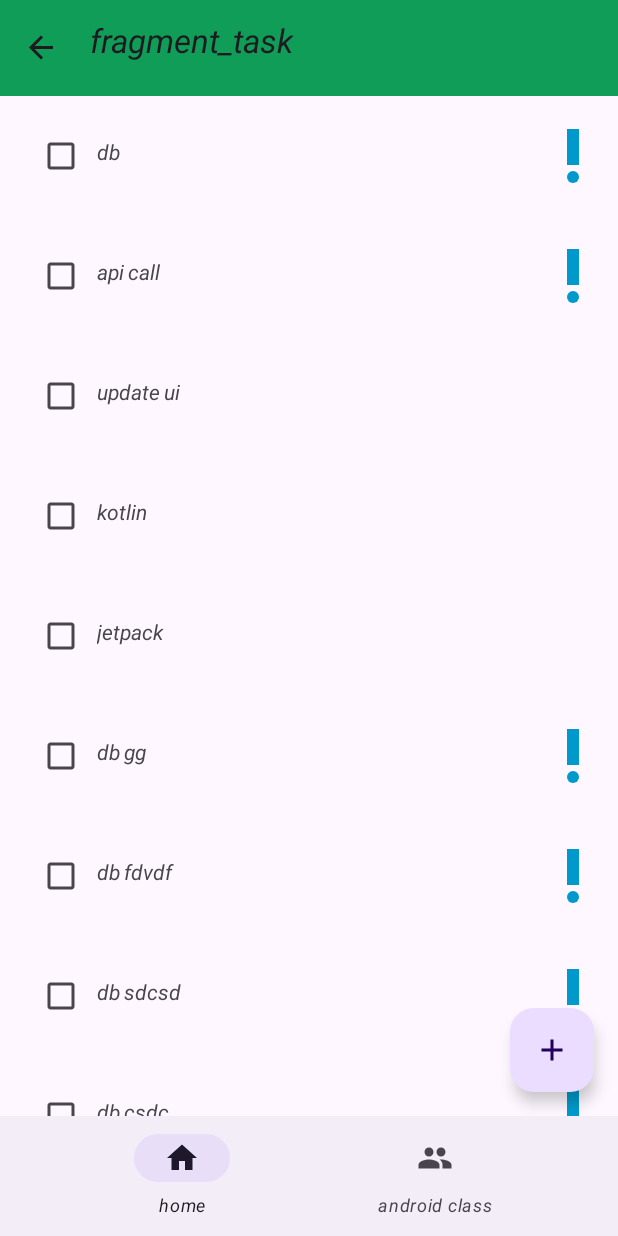
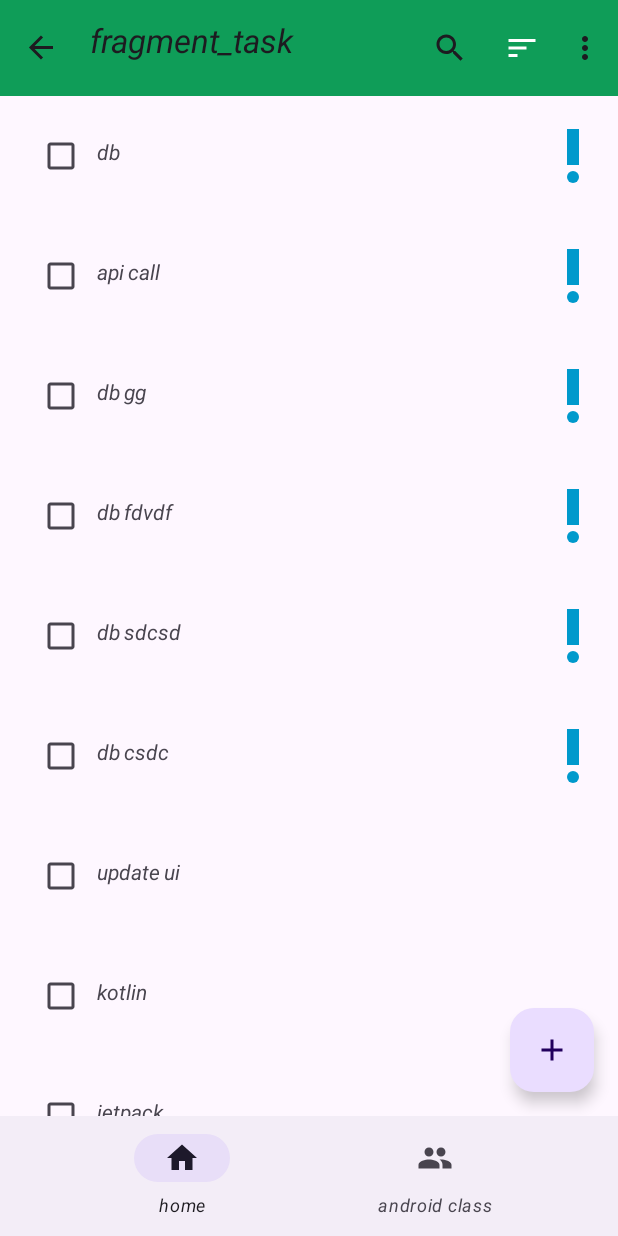
Before and after one commit to hanarahmati/AndroidFanavari40205, an Android app: the TaskFragment screen opened through its navigation route, on a phone screen of 412 x 824 dp. Run offline under Robolectric (Android 15) with nearby library versions, the phone set to English and light mode, and no system bars; our stand-ins replace Dagger/Hilt's generated code, Room's generated code, navigation-ui.

```diff
--- a/app/src/main/java/co/fanavari/androidfanavari40205/data/task/TaskDao.kt
+++ b/app/src/main/java/co/fanavari/androidfanavari40205/data/task/TaskDao.kt
@@ -6,13 +6,31 @@ import androidx.room.Insert
 import androidx.room.OnConflictStrategy
 import androidx.room.Query
 import androidx.room.Update
+import co.fanavari.androidfanavari40205.ui.task.SortOrder
 import kotlinx.coroutines.flow.Flow
 
 @Dao
 interface TaskDao {
+/*
+    @Query("SELECT * FROM TASK_TABLE")
+    fun getTask(): Flow<List<Task>>*/
 
-    @Query("SELECT * FROM TASK_TABLE")
-    fun getTask(): Flow<List<Task>>
+    /*@Query("SELECT * FROM TASK_TABLE WHERE name LIKE '%' || :searchQuery || '%' ORDER BY important DESC")
+    fun getTask(searchQuery: String): Flow<List<Task>>*/
+
+
+    @Query("SELECT * FROM TASK_TABLE WHERE (completed != :hideCompleted OR completed = 0) AND name LIKE '%' || :query || '%' ORDER BY important DESC, created")
+    fun getTasksSortedByDate(query: String, hideCompleted: Boolean): Flow<List<Task>>
+
+    @Query("SELECT * FROM TASK_TABLE WHERE (completed != :hideCompleted OR completed = 0) AND name LIKE '%' || :query || '%' ORDER BY name")
+    fun getTasksSortedByName(query: String, hideCompleted: Boolean): Flow<List<Task>>
+
+
+    fun getTasks(query: String, sortOrder: SortOrder, hideCompleted: Boolean): Flow<List<Task>> =
+        when(sortOrder){
+        SortOrder.BY_DATE -> getTasksSortedByDate(query, hideCompleted)
+        SortOrder.BY_NAME -> getTasksSortedByName(query, hideCompleted)
+    }
 
 @Insert(onConflict = OnConflictStrategy.REPLACE)
 fun insert(task: Task)
--- a/app/src/main/java/co/fanavari/androidfanavari40205/ui/task/TaskFragment.kt
+++ b/app/src/main/java/co/fanavari/androidfanavari40205/ui/task/TaskFragment.kt
@@ -1,18 +1,27 @@
 package co.fanavari.androidfanavari40205.ui.task
 
 import android.os.Bundle
+import android.view.Menu
+import android.view.MenuInflater
+import android.view.MenuItem
 import androidx.fragment.app.Fragment
 import android.view.View
+import androidx.appcompat.widget.SearchView
+import androidx.core.view.MenuHost
+import androidx.core.view.MenuProvider
 import androidx.fragment.app.viewModels
+import androidx.lifecycle.Lifecycle
 import androidx.recyclerview.widget.LinearLayoutManager
 import co.fanavari.androidfanavari40205.R
 import co.fanavari.androidfanavari40205.databinding.FragmentTaskBinding
+import co.fanavari.androidfanavari40205.utils.onQueryTextChanged
 import dagger.hilt.android.AndroidEntryPoint
 
 @AndroidEntryPoint
 class TaskFragment : Fragment(R.layout.fragment_task) {
 
     private val viewModel: TaskViewModel by viewModels()
+    private lateinit var searchView: SearchView
 
     override fun onViewCreated(view: View, savedInstanceState: Bundle?) {
         super.onViewCreated(view, savedInstanceState)
@@ -32,5 +41,69 @@ class TaskFragment : Fragment(R.layout.fragment_task) {
         viewModel.tasks.observe(viewLifecycleOwner){
             taskAdapter.submitList(it)
         }
+
+        val menuHost: MenuHost = requireActivity()
+        menuHost.addMenuProvider(object : MenuProvider {
+            override fun onCreateMenu(menu: Menu, menuInflater: MenuInflater) {
+                // Add menu items here
+                menuInflater.inflate(R.menu.menu_fragment_tasks, menu)
+
+                val searchItem = menu.findItem(R.id.action_search)
+                searchView = searchItem.actionView as SearchView
+
+                val pendingQuery = viewModel.searchQuery.value
+
+                if(!pendingQuery.isNullOrEmpty()){
+                    searchItem.expandActionView()
+                    searchView.setQuery(pendingQuery,false)
+                }
+
+                searchView.onQueryTextChanged {
+                    viewModel.searchQuery.value = it
+                }
+
+
+            }
+
+            override fun onMenuItemSelected(menuItem: MenuItem): Boolean {
+                return when (menuItem.itemId) {
+                    R.id.action_sort_by_name -> {
+                        viewModel.sortOrder.value = SortOrder.BY_NAME
+                        true
+                    }
+
+                    R.id.action_sort_by_date_created -> {
+                        viewModel.sortOrder.value = SortOrder.BY_DATE
+                        true
+                    }
+
+                    R.id.action_hide_completed_tasks -> {
+
+                        menuItem.isChecked = !menuItem.isChecked
+                        viewModel.hideCompleted.value = menuItem.isChecked
+                        true
+                    }
+
+                    R.id.action_delete_all_completed_tasks -> {
+
+//                        viewModel.onDeleteAllCompletedClick()
+                        true
+                    }
+
+                    else -> false
+                }
+            }
+
+
+        },viewLifecycleOwner, Lifecycle.State.RESUMED)
+    }
+
+    override fun onDestroyView() {
+        super.onDestroyView()
+        searchView.setOnQueryTextListener(null)
     }
 }
+
+enum class SortOrder{
+    BY_NAME, BY_DATE
+}
--- a/app/src/main/java/co/fanavari/androidfanavari40205/ui/task/TaskViewModel.kt
+++ b/app/src/main/java/co/fanavari/androidfanavari40205/ui/task/TaskViewModel.kt
@@ -4,6 +4,9 @@ import androidx.lifecycle.ViewModel
 import androidx.lifecycle.asLiveData
 import co.fanavari.androidfanavari40205.data.task.TaskDao
 import dagger.hilt.android.lifecycle.HiltViewModel
+import kotlinx.coroutines.flow.MutableStateFlow
+import kotlinx.coroutines.flow.combine
+import kotlinx.coroutines.flow.flatMapLatest
 import javax.inject.Inject
 
 
@@ -13,5 +16,25 @@ class TaskViewModel @Inject constructor(
 ): ViewModel(){
 
 
-    val tasks = taskDao.getTask().asLiveData()
+//    val tasks = taskDao.getTask().asLiveData()
+
+    val searchQuery = MutableStateFlow("")
+    val sortOrder = MutableStateFlow(SortOrder.BY_DATE)
+    val hideCompleted = MutableStateFlow(false)
+    /*private val tasksFlow = searchQuery.flatMapLatest {
+        taskDao.getTask(it)
+    }*/
+
+    private val tasksFlow = combine(
+        searchQuery,
+        sortOrder,
+        hideCompleted
+        )
+    {query, sortOrder, hideCompleted ->
+        Triple(query, sortOrder, hideCompleted)
+    }.flatMapLatest { (query, sortOrder, hideCompleted) ->
+        taskDao.getTasks(query, sortOrder, hideCompleted)
+    }
+
+    val tasks = tasksFlow.asLiveData()
 }
--- a/app/src/main/java/co/fanavari/androidfanavari40205/utils/Extentions.kt
+++ b/app/src/main/java/co/fanavari/androidfanavari40205/utils/Extentions.kt
@@ -2,8 +2,23 @@ package co.fanavari.androidfanavari40205.utils
 
 import android.content.Context
 import android.widget.Toast
+import androidx.appcompat.widget.SearchView
 
 fun Context.showToast(msg: String, duration: Int = Toast.LENGTH_LONG){
     Toast.makeText(this, msg , duration).show()
 
 }
+
+inline fun SearchView.onQueryTextChanged(crossinline listener: (String) -> Unit){
+    this.setOnQueryTextListener(object : androidx.appcompat.widget.SearchView.OnQueryTextListener{
+        override fun onQueryTextSubmit(query: String?): Boolean {
+            return true
+        }
+
+        override fun onQueryTextChange(newText: String?): Boolean {
+            listener(newText.orEmpty())
+            return true
+        }
+
+    })
+}
--- /dev/null
+++ b/app/src/main/res/drawable/ic_sort.xml
@@ -0,0 +1,6 @@
+<?xml version="1.0" encoding="utf-8"?>
+<vector android:height="24dp" android:tint="#FFFFFF"
+    android:viewportHeight="24" android:viewportWidth="24"
+    android:width="24dp" xmlns:android="http://schemas.android.com/apk/res/android">
+    <path android:fillColor="@android:color/white" android:pathData="M3,18h6v-2L3,16v2zM3,6v2h18L21,6L3,6zM3,13h12v-2L3,11v2z"/>
+</vector>
--- /dev/null
+++ b/app/src/main/res/menu/menu_fragment_tasks.xml
@@ -0,0 +1,41 @@
+<?xml version="1.0" encoding="utf-8"?>
+<menu xmlns:android="http://schemas.android.com/apk/res/android"
+    xmlns:app="http://schemas.android.com/apk/res-auto">
+
+    <item
+        android:id="@+id/action_search"
+        android:icon="@drawable/ic_search_24"
+        android:title="Search"
+        app:actionViewClass="androidx.appcompat.widget.SearchView"
+        app:showAsAction="always|collapseActionView" />
+
+    <item
+        android:icon="@drawable/ic_sort"
+        android:title="Sort"
+        app:showAsAction="always">
+
+        <menu>
+
+            <item
+                android:id="@+id/action_sort_by_name"
+                android:title="Sort by name" />
+
+            <item
+                android:id="@+id/action_sort_by_date_created"
+                android:title="Sort by date created" />
+
+        </menu>
+
+    </item>
+
+    <item
+        android:id="@+id/action_hide_completed_tasks"
+        android:checkable="true"
+        android:title="Hide completed"
+        app:showAsAction="never" />
+
+    <item
+        android:id="@+id/action_delete_all_completed_tasks"
+        android:title="Delete all completed"
+        app:showAsAction="never" />
+</menu>
```
Lines whose indentation alone changed are shown as unchanged.
